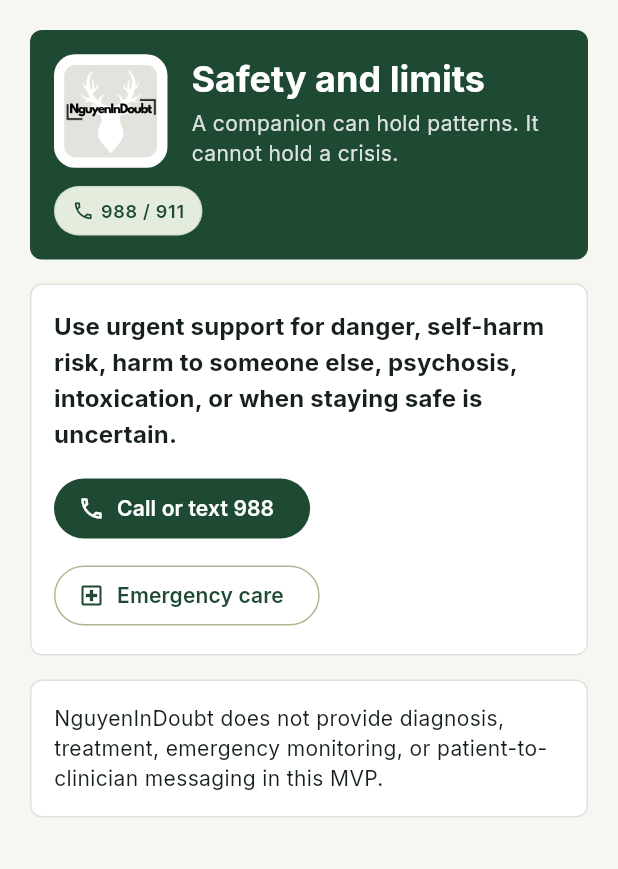
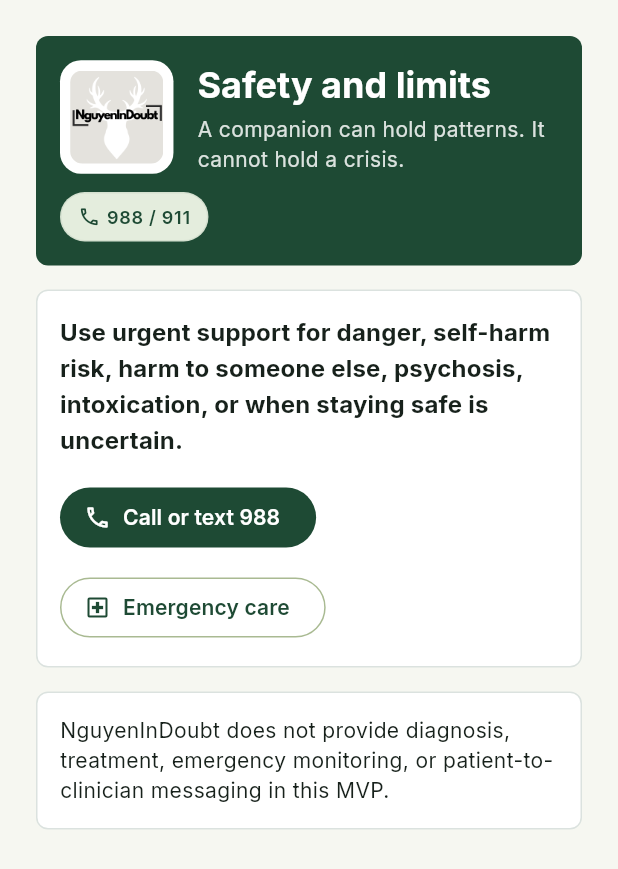
Before and after one commit to tnguyen2791/nguyenindoubt-app, a Flutter app: the SafetyScreen widget shown alone on an empty page, opened directly, on a phone screen of 412 x 824 dp. Shown: the top 869 px of the screen. Run offline on Flutter 3.47's test engine with Material 3 defaults, Android fonts, the phone set to English and light mode, and no system bars; our stand-ins replace cloud_firestore, firebase_auth, shared_preferences; missing offline and left inert: health; accounts and stored records are empty.

Commit message:
feat(08-03): sweep resources_screen onto design system, retire last pill color override
- category pill -> PillTone.flag/neutral (removes final StatusPill color: override)
- SafetyScreen 988/911 pill -> PillTone.neutral
- de-weight disclaimer to themed labelSmall (drop w800)
- tokenize list/grid/gap/wrap spacings onto NidSpace

Co-Authored-By: Claude Opus 4.8 <noreply@anthropic.com>
Claude-Session: https://claude.ai/code/session_01WUKWngw84HcW6MD8jAVh3q

```diff
--- a/lib/screens/resources_screen.dart
+++ b/lib/screens/resources_screen.dart
@@ -3,6 +3,7 @@ import 'package:flutter/material.dart';
 import '../models/app_models.dart';
 import '../state/app_state.dart';
 import '../theme/app_theme.dart';
+import '../theme/tokens.dart';
 import 'common_widgets.dart';
 
 class ResourcesScreen extends StatelessWidget {
@@ -22,9 +23,9 @@ class ResourcesScreen extends StatelessWidget {
 
         if (columns == 1) {
           return ListView.separated(
-            padding: const EdgeInsets.all(20),
+            padding: const EdgeInsets.all(NidSpace.xl),
             itemCount: state.resources.length,
-            separatorBuilder: (_, _) => const SizedBox(height: 12),
+            separatorBuilder: (_, _) => const SizedBox(height: NidSpace.m),
             itemBuilder: (context, index) {
               return _ResourceCard(card: state.resources[index]);
             },
@@ -32,10 +33,10 @@ class ResourcesScreen extends StatelessWidget {
         }
 
         return GridView.count(
-          padding: const EdgeInsets.all(20),
+          padding: const EdgeInsets.all(NidSpace.xl),
           crossAxisCount: columns,
-          crossAxisSpacing: 12,
-          mainAxisSpacing: 12,
+          crossAxisSpacing: NidSpace.m,
+          mainAxisSpacing: NidSpace.m,
           childAspectRatio: 1.12,
           children: [
             for (final card in state.resources)
@@ -73,25 +74,22 @@ class _ResourceCard extends StatelessWidget {
                     : Icons.local_florist_outlined,
                 color: card.crisisFlag ? NidColors.ember : NidColors.canopy,
               ),
-              const SizedBox(width: 8),
+              const SizedBox(width: NidSpace.s),
               StatusPill(
                 label: card.category,
-                color: card.crisisFlag
-                    ? NidColors.ember.withValues(alpha: 0.12)
-                    : NidColors.mint,
+                tone: card.crisisFlag ? PillTone.flag : PillTone.neutral,
               ),
             ],
           ),
-          const SizedBox(height: 12),
+          const SizedBox(height: NidSpace.m),
           Text(card.title, style: Theme.of(context).textTheme.titleLarge),
-          const SizedBox(height: 8),
+          const SizedBox(height: NidSpace.s),
           if (constrainBody) Expanded(child: body) else body,
-          const SizedBox(height: 10),
+          const SizedBox(height: NidSpace.m),
           Text(
             card.disclaimer,
             style: Theme.of(context).textTheme.labelSmall?.copyWith(
               color: card.crisisFlag ? NidColors.ember : NidColors.canopy,
-              fontWeight: FontWeight.w800,
             ),
           ),
         ],
@@ -106,14 +104,18 @@ class SafetyScreen extends StatelessWidget {
   @override
   Widget build(BuildContext context) {
     return ListView(
-      padding: const EdgeInsets.all(20),
+      padding: const EdgeInsets.all(NidSpace.xl),
       children: [
         const BrandHeader(
           title: 'Safety and limits',
           subtitle: 'A companion can hold patterns. It cannot hold a crisis.',
-          trailing: StatusPill(label: '988 / 911', icon: Icons.call_outlined),
+          trailing: StatusPill(
+            label: '988 / 911',
+            tone: PillTone.neutral,
+            icon: Icons.call_outlined,
+          ),
         ),
-        const SizedBox(height: 16),
+        const SizedBox(height: NidSpace.l),
         SectionCard(
           child: Column(
             crossAxisAlignment: CrossAxisAlignment.start,
@@ -122,10 +124,10 @@ class SafetyScreen extends StatelessWidget {
                 'Use urgent support for danger, self-harm risk, harm to someone else, psychosis, intoxication, or when staying safe is uncertain.',
                 style: Theme.of(context).textTheme.titleMedium,
               ),
-              const SizedBox(height: 14),
+              const SizedBox(height: NidSpace.l),
               Wrap(
-                spacing: 10,
-                runSpacing: 10,
+                spacing: NidSpace.m,
+                runSpacing: NidSpace.m,
                 children: [
                   FilledButton.icon(
                     onPressed: () => _showSafetyInstructions(
@@ -152,7 +154,7 @@ class SafetyScreen extends StatelessWidget {
             ],
           ),
         ),
-        const SizedBox(height: 16),
+        const SizedBox(height: NidSpace.l),
         const SectionCard(
           child: Text(
             'NguyenInDoubt does not provide diagnosis, treatment, emergency monitoring, or patient-to-clinician messaging in this MVP.',
```
